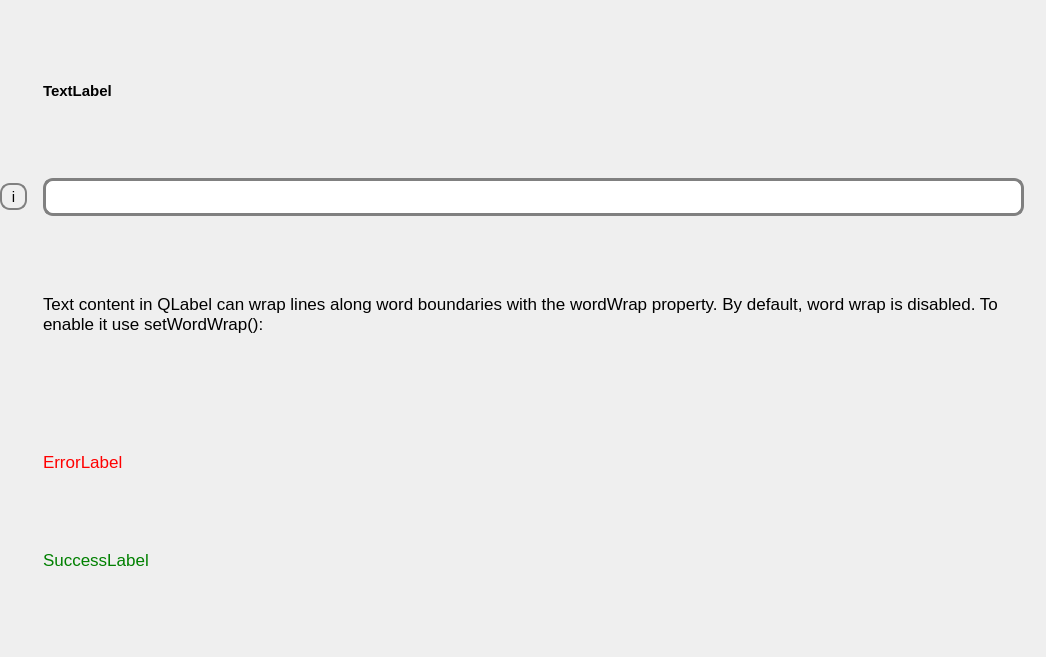
This is lfb_regeneration_wildlife_impact/gui/form/textfield.ui in b-lack/qgis-fim-plugin as Qt 5 draws it before an edit. The edited form follows.
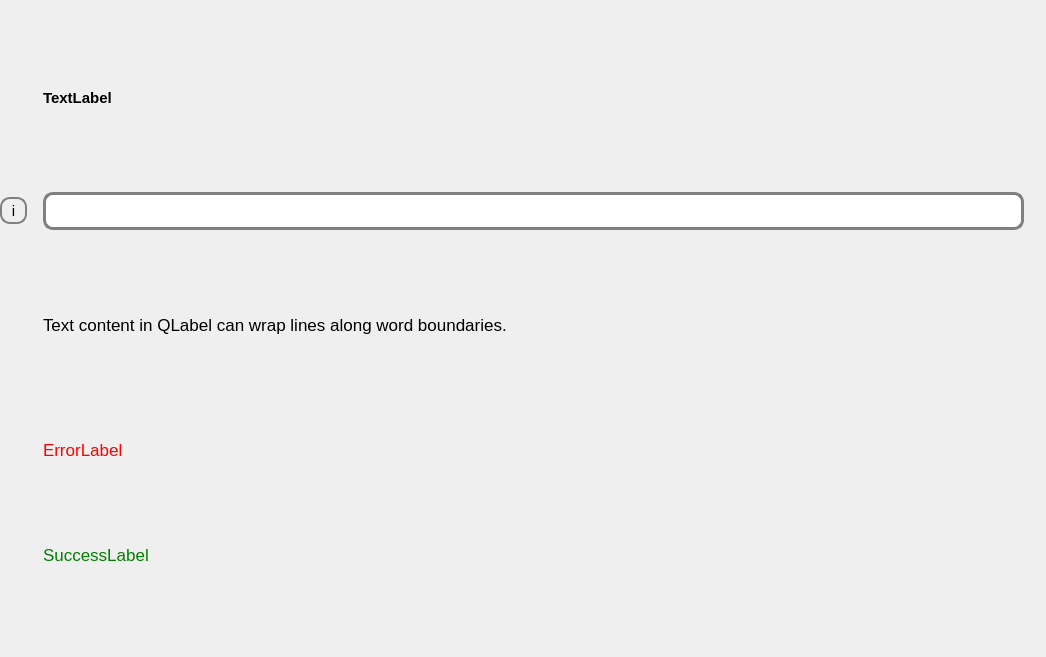
This is the edited form.

Diff of the .ui file:
```diff
--- a/lfb_regeneration_wildlife_impact/gui/form/textfield.ui
+++ b/lfb_regeneration_wildlife_impact/gui/form/textfield.ui
@@ -97,9 +97,10 @@
       </font>
      </property>
      <property name="text">
-      <string>Text content in QLabel can wrap lines along word boundaries with the wordWrap property. By default, word wrap is disabled. To enable it use setWordWrap():
-
-</string>
+      <string>Text content in QLabel can wrap lines along word boundaries.</string>
+     </property>
+     <property name="alignment">
+      <set>Qt::AlignLeading|Qt::AlignLeft|Qt::AlignTop</set>
      </property>
      <property name="wordWrap">
       <bool>true</bool>
```
